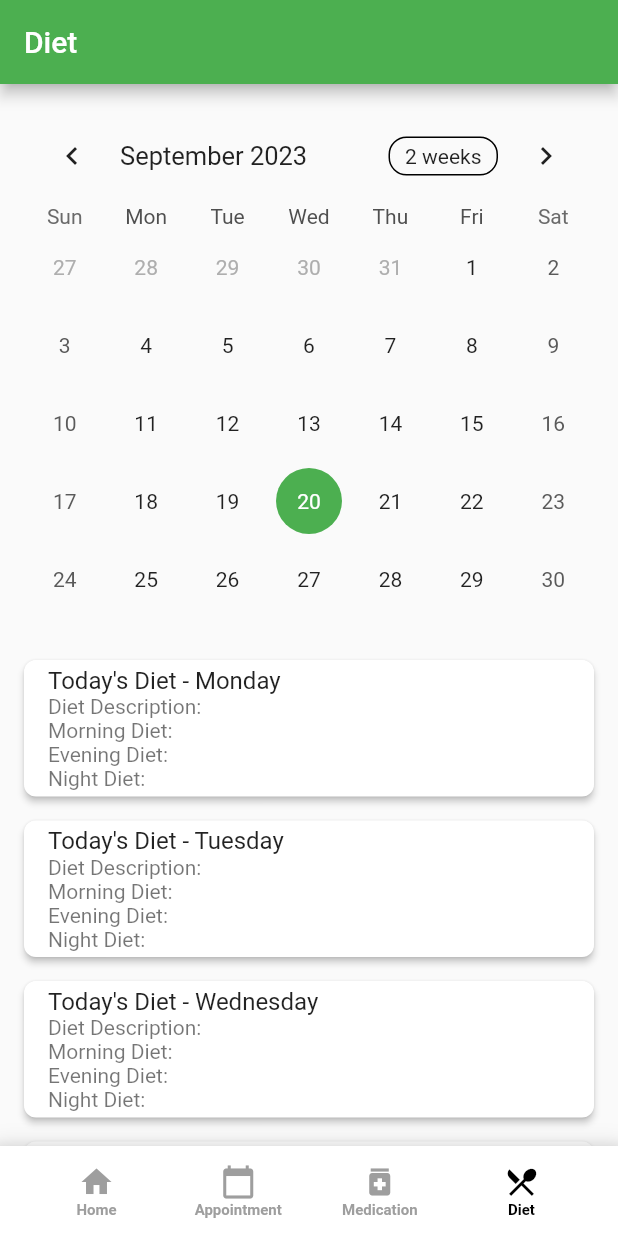
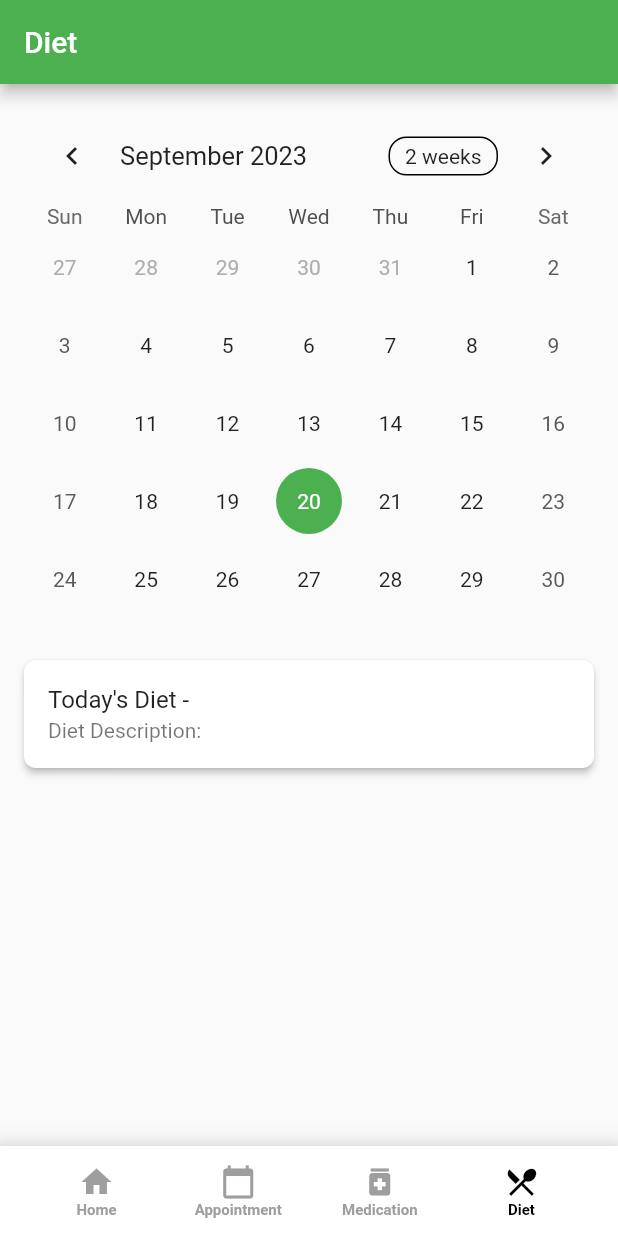
Before and after one commit to navaneethkulal8/hacktofuturehealthcare, a Flutter app: the screen it shows after launch, item 4 of the bottom bar chosen, on a phone screen of 412 x 824 dp. Run offline on Flutter 3.47's test engine with Material 2 defaults, Android fonts, the phone set to English and light mode, and no system bars; drawn by our look-alikes of table_calendar; our stand-ins replace firebase_auth; accounts and stored records are empty.

Commit message:
improving the ui of diet page

```diff
--- a/lib/pages/profilepage.dart
+++ b/lib/pages/profilepage.dart
@@ -1,5 +1,6 @@
 import 'package:flutter/material.dart';
 import 'package:table_calendar/table_calendar.dart';
+import 'package:intl/intl.dart'; // Import the intl package for DateFormat
 
 class ProfilePage extends StatefulWidget {
   const ProfilePage({Key? key}) : super(key: key);
@@ -10,15 +11,11 @@ class ProfilePage extends StatefulWidget {
 
 class DietPlan {
   final String day;
-  final String morningDiet;
-  final String eveningDiet;
-  final String nightDiet;
+  final String dietDescription;
 
   DietPlan({
     required this.day,
-    required this.morningDiet,
-    required this.eveningDiet,
-    required this.nightDiet,
+    required this.dietDescription,
   });
 }
 
@@ -34,14 +31,19 @@ class _ProfilePageState extends State<ProfilePage> {
   ];
 
   String selectedDay = '';
-  String selectedSubtitle = '';
-  String morningDiet = '';
-  String eveningDiet = '';
-  String nightDiet = '';
+  String selectedDietDescription = '';
 
   CalendarFormat _calendarFormat = CalendarFormat.month;
   DateTime _focusedDay = DateTime.now();
   DateTime _selectedDay = DateTime.now();
+
+  // Define a list of DietPlan objects to store diet information for each day.
+  List<DietPlan> dietPlans = [
+    DietPlan(day: 'Monday', dietDescription: 'Healthy diet for Monday'),
+    DietPlan(day: 'Tuesday', dietDescription: 'Nutritious diet for Tuesday'),
+    DietPlan(day: 'Wednesday', dietDescription: 'Balanced diet for Wednesday'),
+    // Add diet plans for other days here
+  ];
 
   @override
   Widget build(BuildContext context) {
@@ -69,7 +71,13 @@ class _ProfilePageState extends State<ProfilePage> {
                   setState(() {
                     _selectedDay = selectedDay;
                     _focusedDay = focusedDay;
-                    // Implement logic to update your diet information based on the selected day.
+                    // Find the corresponding diet plan for the selected day.
+                    DietPlan? selectedPlan = dietPlans.firstWhere(
+                      (plan) =>
+                          plan.day == DateFormat('EEEE').format(selectedDay),
+                      orElse: () => DietPlan(day: '', dietDescription: ''),
+                    );
+                    selectedDietDescription = selectedPlan.dietDescription;
                   });
                 },
                 calendarBuilders: CalendarBuilders(
@@ -88,7 +96,7 @@ class _ProfilePageState extends State<ProfilePage> {
                 ),
               ),
               const SizedBox(height: 20),
-              _buildDayTiles(),
+              _buildDayTile(),
             ],
           ),
         ),
@@ -96,43 +104,31 @@ class _ProfilePageState extends State<ProfilePage> {
     );
   }
 
-  Widget _buildDayTiles() {
-    return Column(
-      crossAxisAlignment: CrossAxisAlignment.start,
-      children: days.map((day) {
-        final bool isSelectedDay = day == selectedDay;
-
+  Widget _buildDayTile() {
     return Card(
-          elevation: isSelectedDay ? 8 : 2,
+      elevation: 2,
       margin: EdgeInsets.symmetric(vertical: 8),
       shape: RoundedRectangleBorder(
         borderRadius: BorderRadius.circular(8),
       ),
       child: ListTile(
         title: Text(
-              'Today\'s Diet - $day',
+          'Today\'s Diet - $selectedDay',
           style: TextStyle(
-                fontWeight: isSelectedDay ? FontWeight.bold : FontWeight.normal,
+            fontWeight: FontWeight.normal,
           ),
         ),
         subtitle: Column(
           crossAxisAlignment: CrossAxisAlignment.start,
           children: [
-                Text('Diet Description: $selectedSubtitle'),
-                Text('Morning Diet: $morningDiet'),
-                Text('Evening Diet: $eveningDiet'),
-                Text('Night Diet: $nightDiet'),
+            Text('Diet Description: $selectedDietDescription'),
           ],
         ),
-            onTap: () {
-              setState(() {
-                selectedDay = day;
-                // Implement logic to update the selected diet information based on the selected day.
-              });
-            },
       ),
-        );
-      }).toList(),
     );
   }
 }
+
+void main() {
+  runApp(ProfilePage());
+}
```
Lines whose indentation alone changed are shown as unchanged.
